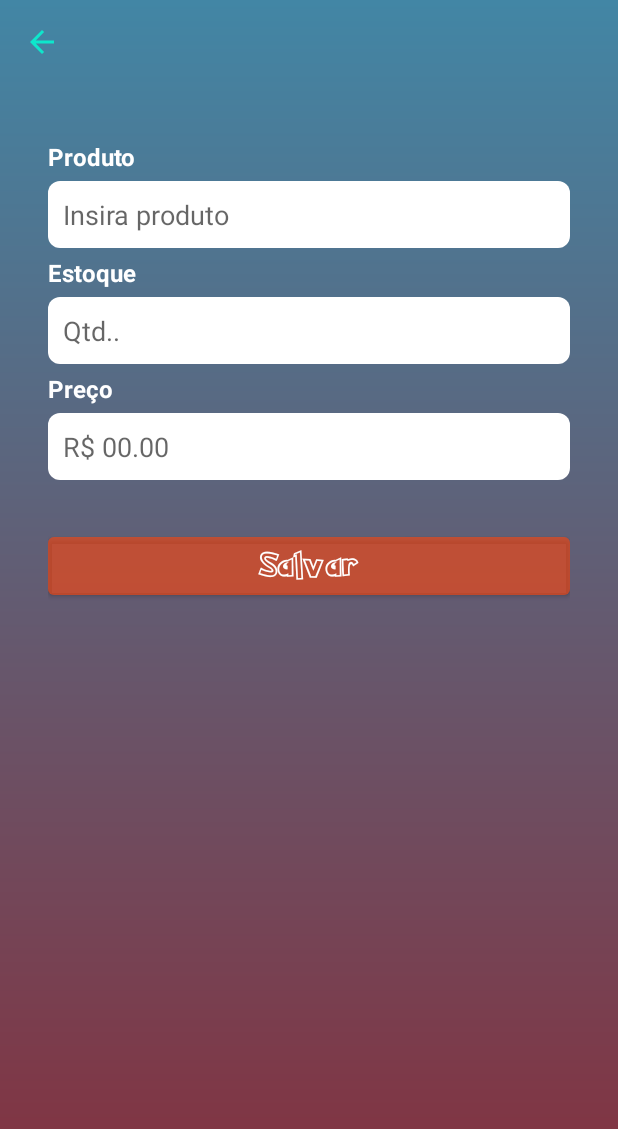
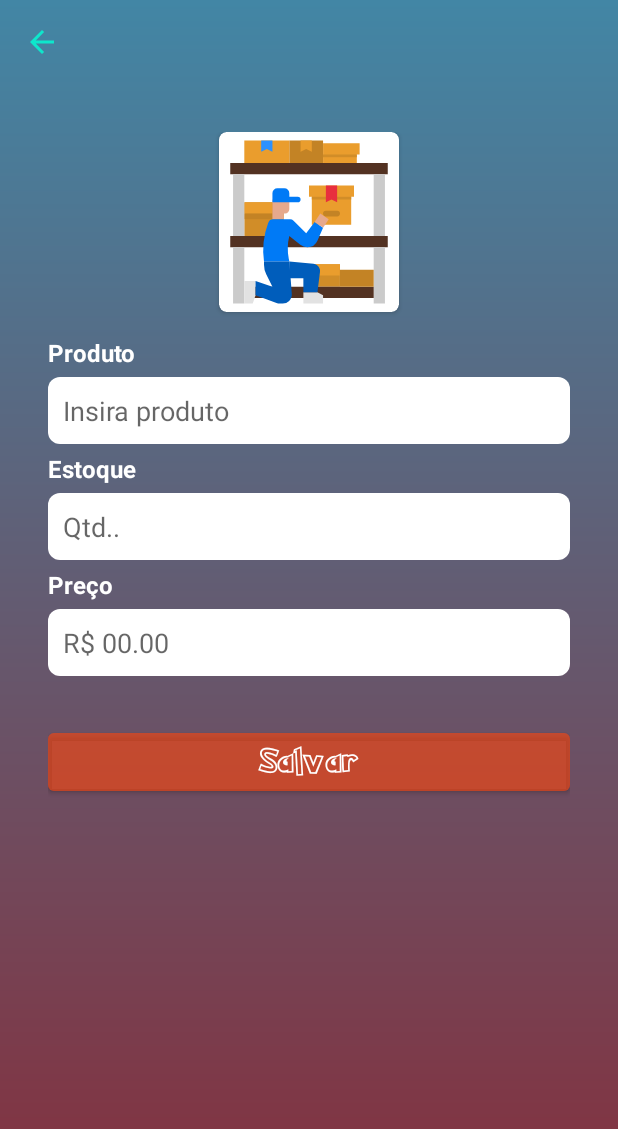
Before and after one commit to Adson-C/Stock-Ads, an Android app: the FormularioActivity screen opened directly, with no data from a screen before it, on a phone screen of 412 x 824 dp. Shown: the top 1129 px of the screen. Run offline under Robolectric (Android 15) with nearby library versions, the phone set to English and light mode, and no system bars; libraries missing offline, so code that uses them is left out: com.gun0912.tedpermission.

```diff
--- a/app/src/main/AndroidManifest.xml
+++ b/app/src/main/AndroidManifest.xml
@@ -2,7 +2,7 @@
 <manifest xmlns:android="http://schemas.android.com/apk/res/android"
     xmlns:tools="http://schemas.android.com/tools">
 
-
+    <uses-permission android:name="android.permission.READ_EXTERNAL_STORAGE"/>
 
     <application
         android:allowBackup="true"
--- a/app/src/main/java/com/example/layoutcustomer/activity/FormularioActivity.java
+++ b/app/src/main/java/com/example/layoutcustomer/activity/FormularioActivity.java
@@ -2,19 +2,30 @@ package com.example.layoutcustomer.activity;
 
 import androidx.appcompat.app.AppCompatActivity;
 
+import android.Manifest;
 import android.content.Intent;
 import android.os.Bundle;
+import android.provider.MediaStore;
 import android.view.View;
 import android.widget.EditText;
 import android.widget.ImageButton;
+import android.widget.ImageView;
+import android.widget.Toast;
 
 import com.example.layoutcustomer.model.Produto;
 import com.example.layoutcustomer.R;
+import com.gun0912.tedpermission.PermissionListener;
+import com.gun0912.tedpermission.normal.TedPermission;
+
+import java.util.List;
 
 public class FormularioActivity extends AppCompatActivity {
 
+    private static final int REQUEST_GALERIA = 100;
+
     EditText edtproduto, edtquanti, edtpreco;
     ImageButton imgvoltar;
+    ImageView img_produto;
 
     private Produto produto;
 
@@ -24,11 +35,7 @@ public class FormularioActivity extends AppCompatActivity {
         setContentView(R.layout.activity_formulario);
 
 
-        edtproduto = findViewById(R.id.edtproduto);
-        edtquanti = findViewById(R.id.edtquanti);
-        edtpreco = findViewById(R.id.edtpreco);
-
-        imgvoltar = findViewById(R.id.imgVoltar);
+        iniciaComponete();
 
         Bundle bundle = getIntent().getExtras();
         if (bundle != null){
@@ -38,6 +45,15 @@ public class FormularioActivity extends AppCompatActivity {
         }
 
         voltariniciar();
+    }
+
+    private void iniciaComponete() {
+        edtproduto = findViewById(R.id.edtproduto);
+        edtquanti = findViewById(R.id.edtquanti);
+        edtpreco = findViewById(R.id.edtpreco);
+
+        imgvoltar = findViewById(R.id.imgVoltar);
+        img_produto = findViewById(R.id.imgProduto);
     }
 
     private void editProduto(){
@@ -50,9 +66,7 @@ public class FormularioActivity extends AppCompatActivity {
         imgvoltar.setOnClickListener(view -> {
             startActivity(new Intent(this, MainActivity.class));
         });
-
     }
-
     public void salvarPrtoduto(View view){
 
         String nome = edtproduto.getText().toString();
@@ -107,4 +121,40 @@ public class FormularioActivity extends AppCompatActivity {
         }
 
     }
+
+    public void carregarImagem(View view){
+        verificarPermissaoGaleria();
+    }
+
+    private void verificarPermissaoGaleria() {
+        PermissionListener permissionListener = new PermissionListener() {
+            @Override
+            public void onPermissionGranted() {
+
+                abrirGaleria();
+
+            }
+
+            @Override
+            public void onPermissionDenied(List<String> deniedPermissions) {
+                Toast.makeText(FormularioActivity.this, "Permissão Negada.", Toast.LENGTH_SHORT).show();
+            }
+        };
+        showDialogPermissao(permissionListener, new String[]{Manifest.permission.READ_EXTERNAL_STORAGE});
+    }
+
+    private void abrirGaleria() {
+        Intent intent = new Intent(Intent.ACTION_PICK, MediaStore.Images.Media.EXTERNAL_CONTENT_URI);
+        startActivityForResult(intent, REQUEST_GALERIA);
+    }
+    private void showDialogPermissao(PermissionListener listener, String[] permissoes){
+        TedPermission.create()
+                .setPermissionListener(listener)
+                .setDeniedTitle("Permissões")
+                .setDeniedMessage("Você negou a permissão para acessar a galeria do dispositivo, Deseja permitir ?")
+                .setDeniedCloseButtonText("NÃO")
+                .setGotoSettingButtonText("SIM")
+                .setPermissions(permissoes)
+                .check();
+    }
 }
--- a/app/src/main/res/layout/activity_formulario.xml
+++ b/app/src/main/res/layout/activity_formulario.xml
@@ -24,11 +24,27 @@
         app:layout_constraintStart_toStartOf="parent"
         app:layout_constraintTop_toBottomOf="@+id/include2">
 
+        <androidx.cardview.widget.CardView
+            android:layout_width="120dp"
+            android:layout_height="120dp"
+            android:layout_gravity="center_horizontal"
+            app:cardCornerRadius="5dp">
+
+            <ImageView
+                android:id="@+id/imgProduto"
+                android:layout_width="match_parent"
+                android:layout_height="match_parent"
+                android:onClick="carregarImagem"
+                android:src="@drawable/stock"
+                tools:ignore="UsingOnClickInXml" />
+
+        </androidx.cardview.widget.CardView>
+
         <TextView
             android:id="@+id/txtproduto"
             android:layout_width="wrap_content"
             android:layout_height="wrap_content"
-            android:layout_marginTop="5dp"
+            android:layout_marginTop="16dp"
             android:textSize="16sp"
             android:textStyle="bold"
             android:text="@string/produto"
```
